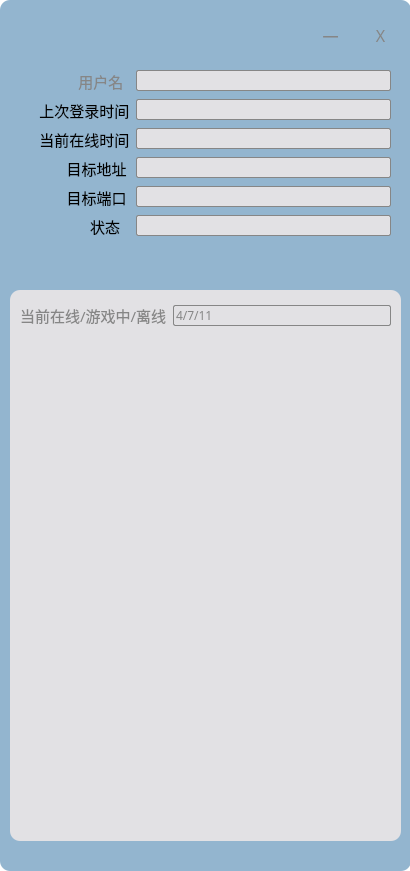
First picture: the form in friendlist.ui, repository sj-team/ShootPlane, before the edit.
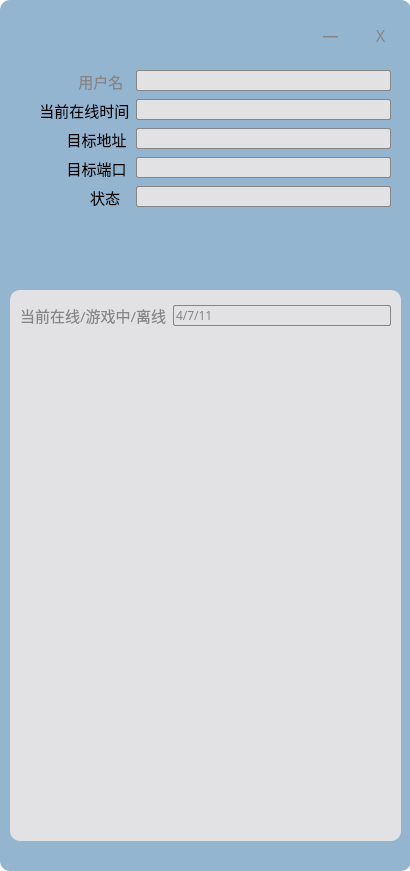
Second picture: the form after the edit.

Patch:
```diff
--- a/friendlist.ui
+++ b/friendlist.ui
@@ -196,56 +196,6 @@
        </widget>
       </item>
       <item row="1" column="0">
-       <widget class="QLabel" name="label_7">
-        <property name="font">
-         <font>
-          <family>微软雅黑 Light</family>
-          <pointsize>11</pointsize>
-          <weight>3</weight>
-          <italic>false</italic>
-          <bold>false</bold>
-         </font>
-        </property>
-        <property name="styleSheet">
-         <string notr="true">QLabel{
-font: 25 11pt &quot;微软雅黑 Light&quot;;
-  background-color:rgb(0,0,0,0%);
-color:rgbrgbrgb(134, 134, 134);
-}
-QLabel:hover{
-  background-color:rgb(0,0,0,0%);
-}</string>
-        </property>
-        <property name="text">
-         <string>     上次登录时间</string>
-        </property>
-       </widget>
-      </item>
-      <item row="1" column="1">
-       <widget class="QLineEdit" name="lineEdit_lastLoginTime">
-        <property name="font">
-         <font>
-          <family>微软雅黑</family>
-         </font>
-        </property>
-        <property name="styleSheet">
-         <string notr="true">QLineEdit{
-
-background:rgb(226,225,228);
-border: 1px solid rgb(134, 134, 134);
-border-radius:2px;
-	color: rgb(134, 134, 134)
-}</string>
-        </property>
-        <property name="text">
-         <string/>
-        </property>
-        <property name="readOnly">
-         <bool>true</bool>
-        </property>
-       </widget>
-      </item>
-      <item row="2" column="0">
        <widget class="QLabel" name="label_11">
         <property name="font">
          <font>
@@ -271,7 +221,7 @@
         </property>
        </widget>
       </item>
-      <item row="2" column="1">
+      <item row="1" column="1">
        <widget class="QLineEdit" name="lineEdit_currentOnlineTime">
         <property name="font">
          <font>
@@ -295,7 +245,7 @@
         </property>
        </widget>
       </item>
-      <item row="3" column="0">
+      <item row="2" column="0">
        <widget class="QLabel" name="label_14">
         <property name="font">
          <font>
@@ -321,7 +271,7 @@
         </property>
        </widget>
       </item>
-      <item row="3" column="1">
+      <item row="2" column="1">
        <widget class="QLineEdit" name="lineEdit_ipAddress">
         <property name="font">
          <font>
@@ -345,7 +295,7 @@
         </property>
        </widget>
       </item>
-      <item row="4" column="0">
+      <item row="3" column="0">
        <widget class="QLabel" name="label_15">
         <property name="font">
          <font>
@@ -371,7 +321,7 @@
         </property>
        </widget>
       </item>
-      <item row="4" column="1">
+      <item row="3" column="1">
        <widget class="QLineEdit" name="lineEdit_port">
         <property name="font">
          <font>
@@ -395,7 +345,7 @@
         </property>
        </widget>
       </item>
-      <item row="5" column="0">
+      <item row="4" column="0">
        <widget class="QLabel" name="label_16">
         <property name="font">
          <font>
@@ -421,7 +371,7 @@
         </property>
        </widget>
       </item>
-      <item row="5" column="1">
+      <item row="4" column="1">
        <widget class="QLineEdit" name="lineEdit_status">
         <property name="font">
          <font>
```
